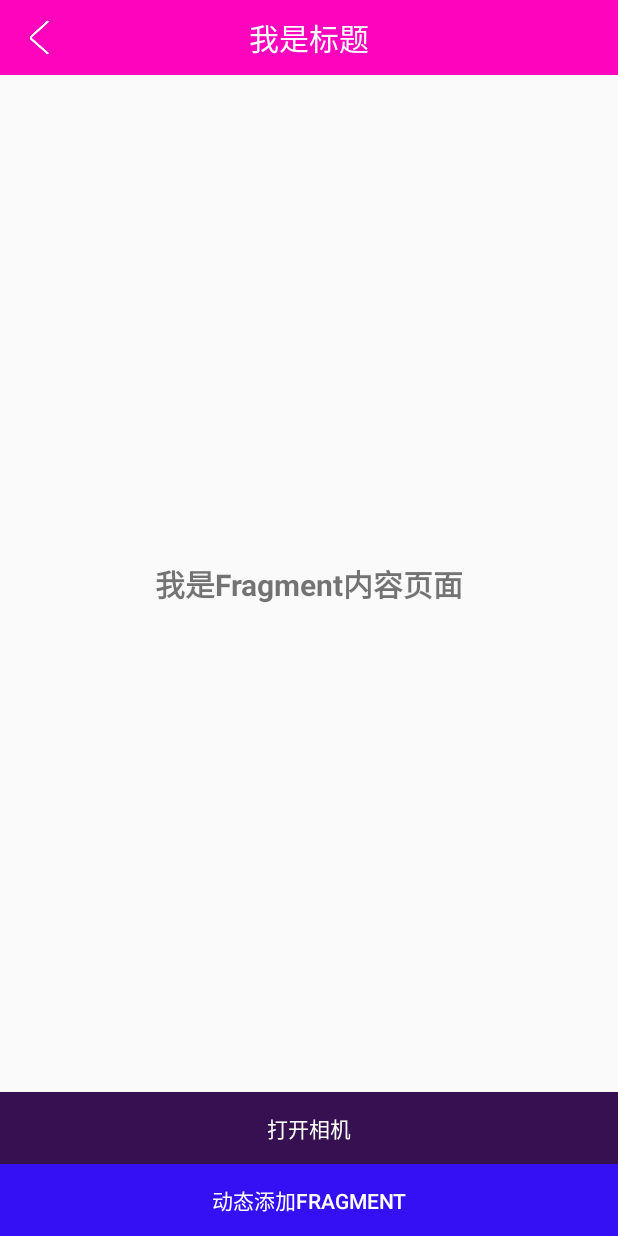
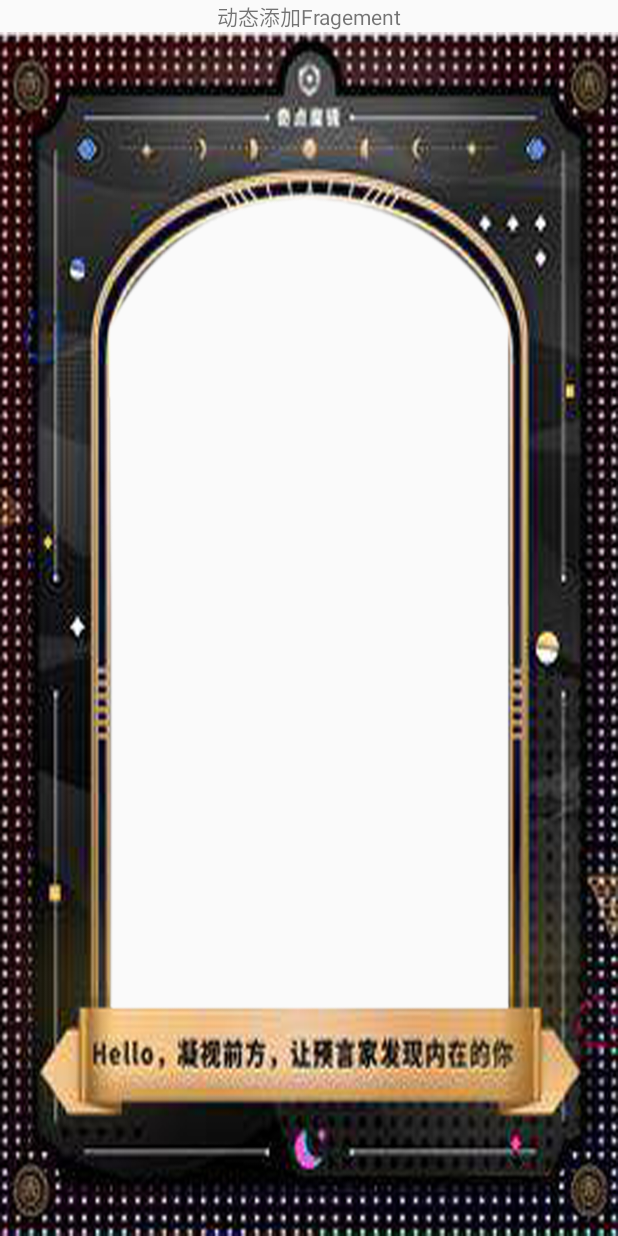
Before and after one commit to ZuofeiGithub/Android_Project, an Android app: the screen it shows after launch (MainActivity before the commit, DynamicFragmentActivity after it), after a tap on "动态添加FRAGMENT", on a phone screen of 412 x 824 dp. Run offline under Robolectric (Android 15) with nearby library versions, the phone set to English and light mode, and no system bars; 1 statement that could not run was skipped.

Commit message:
动态添加Fragment

```diff
--- a/app/src/main/AndroidManifest.xml
+++ b/app/src/main/AndroidManifest.xml
@@ -12,6 +12,7 @@
         android:roundIcon="@drawable/clock"
         android:supportsRtl="true"
         android:theme="@style/AppTheme.NoActionBar">
+        <activity android:name=".DynamicFragmentActivity"></activity>
         <activity android:name=".MainActivity">
             <intent-filter>
                 <action android:name="android.intent.action.MAIN" />
@@ -32,7 +33,7 @@
             android:theme="@style/AppTheme.NoActionBar" />
         <activity android:name=".CameraActivity" />
         <activity android:name=".CustomCamera" />
-        <activity android:name=".CameraResult"></activity>
+        <activity android:name=".CameraResult" />
     </application>
 
 </manifest>
--- /dev/null
+++ b/app/src/main/java/com/example/administrator/nativeproject/DynamicFragmentActivity.java
@@ -0,0 +1,39 @@
+package com.example.administrator.nativeproject;
+
+import android.os.Bundle;
+import android.support.v4.app.FragmentManager;
+import android.support.v4.app.FragmentTransaction;
+import android.support.v7.app.AppCompatActivity;
+
+import com.example.administrator.nativeproject.fragment.ImageFragment;
+import com.example.administrator.nativeproject.fragment.V4ImageFragment;
+
+/**
+ * 动态添加Fragment
+ */
+public class DynamicFragmentActivity extends AppCompatActivity {
+
+    @Override
+    protected void onCreate(Bundle savedInstanceState) {
+        super.onCreate(savedInstanceState);
+//        //requestWindowFeature(Window.FEATURE_NO_TITLE);//去除标题栏
+         setContentView(R.layout.activity_dynamic_fragment);
+//        //1.创建Fragment的管理器对象
+//        FragmentManager manager = getFragmentManager();
+//        //2.获取Fragment的事务对象并开启事务
+//        FragmentTransaction transaction = manager.beginTransaction();
+//        //3.调用事务添加fragment到指定位置
+//        transaction.add(R.id.fragment_image,new ImageFragment());
+//        //transaction.remove(arg0); remove(需要移除的fragment对象)
+//        //transaction.replace(arg0,arg1) replace(表示替换fragment位置的资源id,要替换的fragment对象)
+//        //4.提交事务
+//        transaction.commit();
+        /**
+         * v4包下的fragment
+         */
+        FragmentManager manager = getSupportFragmentManager();
+        FragmentTransaction transaction = manager.beginTransaction();
+        transaction.add(R.id.fragment_image,new V4ImageFragment());
+        transaction.commit();
+    }
+}
--- a/app/src/main/java/com/example/administrator/nativeproject/MainActivity.java
+++ b/app/src/main/java/com/example/administrator/nativeproject/MainActivity.java
@@ -3,6 +3,7 @@ package com.example.administrator.nativeproject;
 import android.os.Bundle;
 import android.support.v7.app.AppCompatActivity;
 import android.view.Menu;
+import android.view.Window;
 import android.widget.Button;
 
 public class MainActivity extends AppCompatActivity {
@@ -15,6 +16,7 @@ public class MainActivity extends AppCompatActivity {
     @Override
     protected void onCreate(Bundle savedInstanceState) {
         super.onCreate(savedInstanceState);
+        //requestWindowFeature(Window.FEATURE_NO_TITLE);//去除标题栏
         setContentView(R.layout.activity_main);
 
         // Example of a call to a native method
--- a/app/src/main/java/com/example/administrator/nativeproject/fragment/ContentFragment.java
+++ b/app/src/main/java/com/example/administrator/nativeproject/fragment/ContentFragment.java
@@ -10,7 +10,7 @@ import android.widget.Button;
 import android.widget.Toast;
 
 import com.example.administrator.nativeproject.CameraActivity;
-import com.example.administrator.nativeproject.MainActivity;
+import com.example.administrator.nativeproject.DynamicFragmentActivity;
 import com.example.administrator.nativeproject.R;
 
 public class ContentFragment extends Fragment {
@@ -32,6 +32,9 @@ public class ContentFragment extends Fragment {
             @Override
             public void onClick(View v) {
                 Toast.makeText(getActivity(),"动态添加fragment",Toast.LENGTH_SHORT).show();
+                Intent intent = new Intent();
+                intent.setClass(getActivity(), DynamicFragmentActivity.class);
+                startActivity(intent);
             }
         });
 
--- /dev/null
+++ b/app/src/main/java/com/example/administrator/nativeproject/fragment/V4ImageFragment.java
@@ -0,0 +1,20 @@
+package com.example.administrator.nativeproject.fragment;
+
+import android.os.Bundle;
+import android.support.annotation.NonNull;
+import android.support.annotation.Nullable;
+import android.support.v4.app.Fragment;
+import android.view.LayoutInflater;
+import android.view.View;
+import android.view.ViewGroup;
+
+import com.example.administrator.nativeproject.R;
+
+public class V4ImageFragment extends Fragment {
+    @Nullable
+    @Override
+    public View onCreateView(@NonNull LayoutInflater inflater, @Nullable ViewGroup container, @Nullable Bundle savedInstanceState) {
+        View view = inflater.inflate(R.layout.fragment_image,null);
+        return view;
+    }
+}
--- a/app/src/main/res/layout/activity_camera.xml
+++ b/app/src/main/res/layout/activity_camera.xml
@@ -10,13 +10,13 @@
         android:layout_height="wrap_content"
         android:text="打开相机"
         android:onClick="startCamera1"
-        tools:ignore="OnClick" />
+         />
     <Button
         android:layout_width="match_parent"
         android:layout_height="wrap_content"
-        android:text="打开相机"
+        android:text="打开相机1"
         android:onClick="startCamera2"
-        tools:ignore="OnClick" />
+         />
     <Button
         android:layout_width="match_parent"
         android:layout_height="wrap_content"
--- /dev/null
+++ b/app/src/main/res/layout/activity_dynamic_fragment.xml
@@ -0,0 +1,19 @@
+<?xml version="1.0" encoding="utf-8"?>
+<LinearLayout xmlns:android="http://schemas.android.com/apk/res/android"
+    xmlns:tools="http://schemas.android.com/tools"
+    android:layout_width="match_parent"
+    android:layout_height="match_parent"
+    android:orientation="vertical"
+    tools:context=".DynamicFragmentActivity">
+    <TextView
+        android:layout_width="match_parent"
+        android:layout_height="wrap_content"
+        android:gravity="center"
+        android:text="动态添加Fragement"/>
+    <LinearLayout
+        android:layout_width="match_parent"
+        android:layout_height="match_parent"
+        android:orientation="vertical"
+        android:id="@+id/fragment_image"
+        android:layout_weight="1"></LinearLayout>
+</LinearLayout>
--- a/app/src/main/res/layout/fragment_image.xml
+++ b/app/src/main/res/layout/fragment_image.xml
@@ -2,5 +2,10 @@
 <RelativeLayout
     xmlns:android="http://schemas.android.com/apk/res/android" android:layout_width="match_parent"
     android:layout_height="match_parent">
-
+    <ImageView
+        android:layout_width="match_parent"
+        android:layout_height="match_parent"
+        android:src="@drawable/box1"
+        android:scaleType="fitXY"
+        />
 </RelativeLayout>
--- a/build.gradle
+++ b/build.gradle
@@ -7,7 +7,7 @@ buildscript {
         jcenter()
     }
     dependencies {
-        classpath 'com.android.tools.build:gradle:3.2.1'
+        classpath 'com.android.tools.build:gradle:3.3.1'
 
 
         // NOTE: Do not place your application dependencies here; they belong
```
Also changed, not shown: app/src/main/java/com/example/administrator/nativeproject/CameraActivity.java (+17 -15 lines), app/src/main/res/drawable/box1.png (added), gradle/wrapper/gradle-wrapper.properties.
